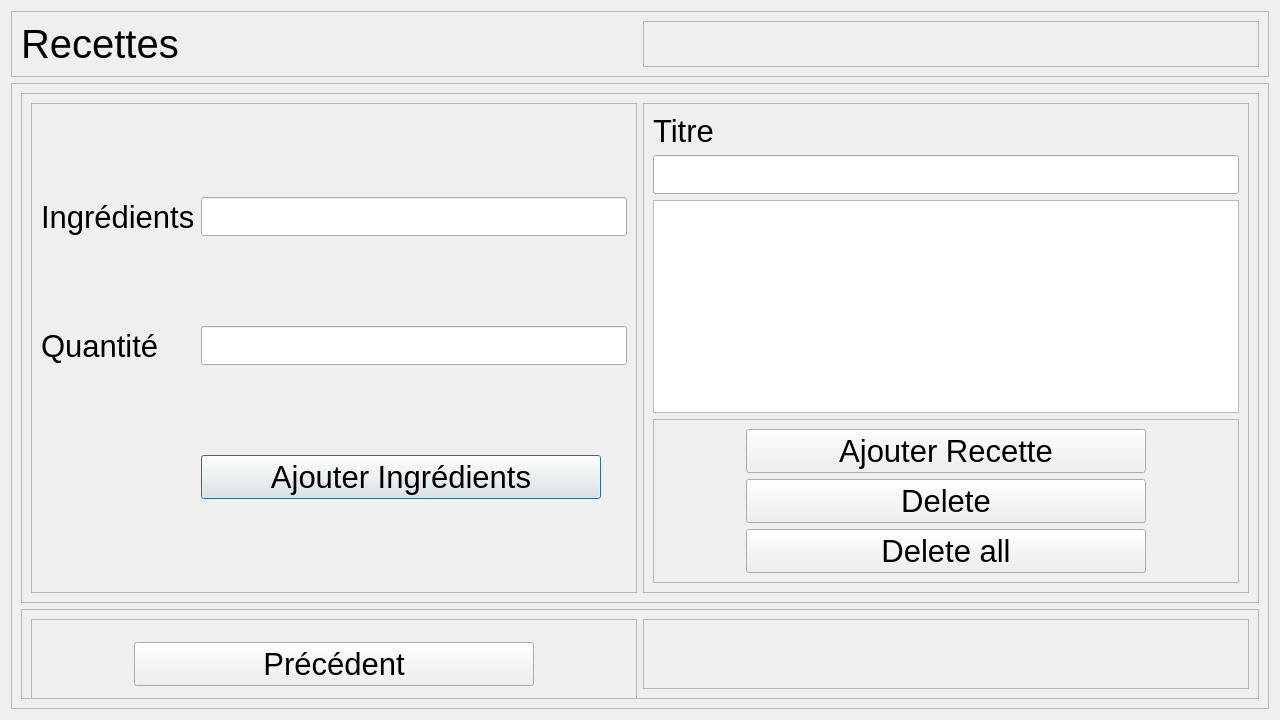
Before: the Qt Designer form Logiciel/pi_controller/HMI2/recette.ui in emilerenaud/BartendUS-GROS4, drawn with Qt 5.
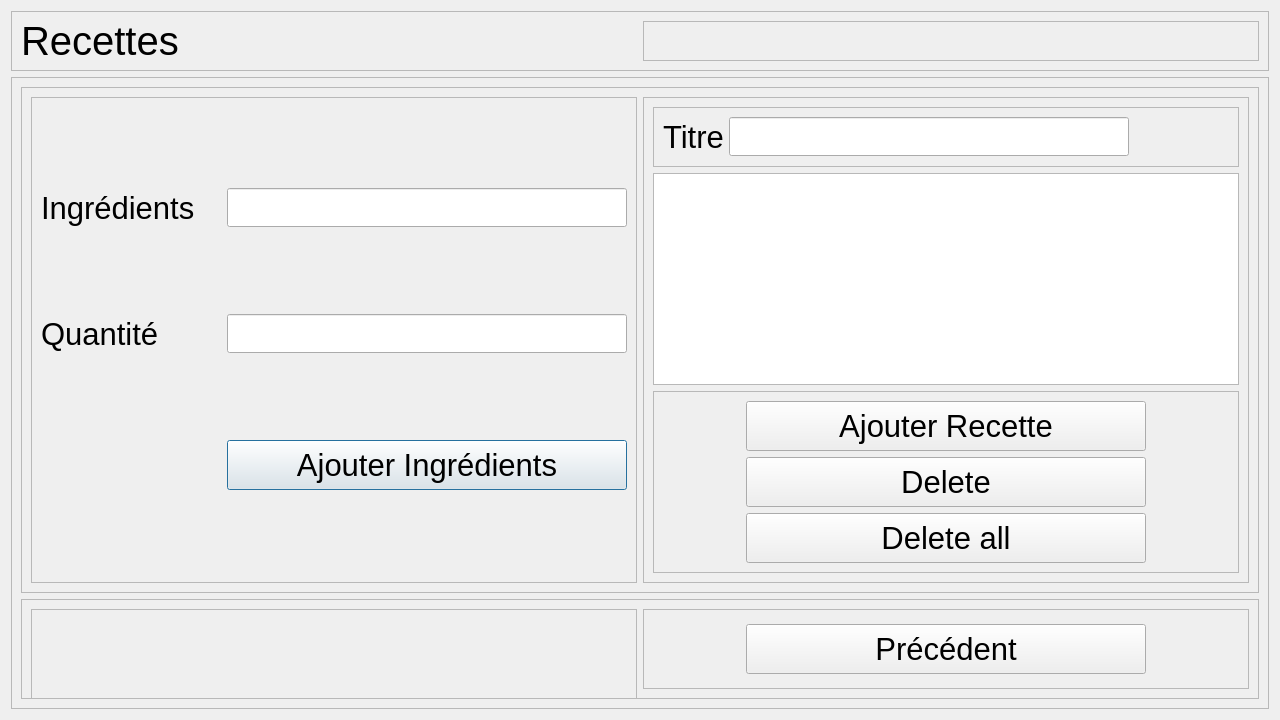
After: the same form once the commit is applied.

What changed in the file:
```diff
--- a/Logiciel/pi_controller/HMI2/recette.ui
+++ b/Logiciel/pi_controller/HMI2/recette.ui
@@ -31,7 +31,7 @@
      <property name="maximumSize">
       <size>
        <width>16777215</width>
-       <height>90</height>
+       <height>60</height>
       </size>
      </property>
      <property name="frameShape">
@@ -107,6 +107,12 @@
             </item>
             <item row="2" column="1">
              <widget class="QLineEdit" name="quantite_ligne">
+              <property name="maximumSize">
+               <size>
+                <width>400</width>
+                <height>16777215</height>
+               </size>
+              </property>
               <property name="font">
                <font>
                 <pointsize>20</pointsize>
@@ -116,6 +122,12 @@
             </item>
             <item row="1" column="1">
              <widget class="QLineEdit" name="alcool_ligne">
+              <property name="maximumSize">
+               <size>
+                <width>400</width>
+                <height>16777215</height>
+               </size>
+              </property>
               <property name="font">
                <font>
                 <pointsize>20</pointsize>
@@ -128,7 +140,7 @@
               <property name="maximumSize">
                <size>
                 <width>400</width>
-                <height>16777215</height>
+                <height>50</height>
                </size>
               </property>
               <property name="font">
@@ -166,24 +178,60 @@
            </property>
            <layout class="QVBoxLayout" name="verticalLayout_4">
             <item>
-             <widget class="QLabel" name="label_4">
-              <property name="font">
-               <font>
-                <pointsize>23</pointsize>
-               </font>
+             <widget class="QFrame" name="frame_7">
+              <property name="minimumSize">
+               <size>
+                <width>0</width>
+                <height>60</height>
+               </size>
               </property>
-              <property name="text">
-               <string>Titre</string>
+              <property name="frameShape">
+               <enum>QFrame::StyledPanel</enum>
               </property>
-             </widget>
-            </item>
-            <item>
-             <widget class="QLineEdit" name="titre_ligne">
-              <property name="font">
-               <font>
-                <pointsize>20</pointsize>
-               </font>
+              <property name="frameShadow">
+               <enum>QFrame::Raised</enum>
               </property>
+              <layout class="QHBoxLayout" name="horizontalLayout_4">
+               <item>
+                <widget class="QLabel" name="label_4">
+                 <property name="maximumSize">
+                  <size>
+                   <width>60</width>
+                   <height>16777215</height>
+                  </size>
+                 </property>
+                 <property name="font">
+                  <font>
+                   <pointsize>23</pointsize>
+                  </font>
+                 </property>
+                 <property name="text">
+                  <string>Titre</string>
+                 </property>
+                </widget>
+               </item>
+               <item alignment="Qt::AlignLeft">
+                <widget class="QLineEdit" name="lineEdit">
+                 <property name="minimumSize">
+                  <size>
+                   <width>400</width>
+                   <height>0</height>
+                  </size>
+                 </property>
+                 <property name="maximumSize">
+                  <size>
+                   <width>400</width>
+                   <height>16777215</height>
+                  </size>
+                 </property>
+                 <property name="font">
+                  <font>
+                   <pointsize>20</pointsize>
+                  </font>
+                 </property>
+                </widget>
+               </item>
+              </layout>
              </widget>
             </item>
             <item>
@@ -206,6 +254,18 @@
               <layout class="QGridLayout" name="gridLayout_3">
                <item row="2" column="2">
                 <widget class="QPushButton" name="delete_all">
+                 <property name="minimumSize">
+                  <size>
+                   <width>0</width>
+                   <height>50</height>
+                  </size>
+                 </property>
+                 <property name="maximumSize">
+                  <size>
+                   <width>16777215</width>
+                   <height>50</height>
+                  </size>
+                 </property>
                  <property name="font">
                   <font>
                    <pointsize>23</pointsize>
@@ -218,6 +278,12 @@
                </item>
                <item row="1" column="2">
                 <widget class="QPushButton" name="supprimer">
+                 <property name="minimumSize">
+                  <size>
+                   <width>0</width>
+                   <height>50</height>
+                  </size>
+                 </property>
                  <property name="font">
                   <font>
                    <pointsize>23</pointsize>
@@ -230,6 +296,12 @@
                </item>
                <item row="0" column="2">
                 <widget class="QPushButton" name="ajouter_recette">
+                 <property name="minimumSize">
+                  <size>
+                   <width>0</width>
+                   <height>50</height>
+                  </size>
+                 </property>
                  <property name="maximumSize">
                   <size>
                    <width>400</width>
@@ -260,7 +332,7 @@
         <property name="maximumSize">
          <size>
           <width>16777215</width>
-          <height>90</height>
+          <height>100</height>
          </size>
         </property>
         <property name="frameShape">
@@ -284,26 +356,7 @@
            <property name="frameShadow">
             <enum>QFrame::Raised</enum>
            </property>
-           <layout class="QGridLayout" name="gridLayout">
-            <item row="0" column="0">
-             <widget class="QPushButton" name="precedent">
-              <property name="maximumSize">
-               <size>
-                <width>400</width>
-                <height>16777215</height>
-               </size>
-              </property>
-              <property name="font">
-               <font>
-                <pointsize>23</pointsize>
-               </font>
-              </property>
-              <property name="text">
-               <string>Précédent</string>
-              </property>
-             </widget>
-            </item>
-           </layout>
+           <layout class="QGridLayout" name="gridLayout"/>
           </widget>
          </item>
          <item>
@@ -315,10 +368,27 @@
             <enum>QFrame::Raised</enum>
            </property>
            <layout class="QVBoxLayout" name="verticalLayout_3">
-            <item>
-             <widget class="QLabel" name="labelTest">
+            <item alignment="Qt::AlignHCenter">
+             <widget class="QPushButton" name="precedent">
+              <property name="minimumSize">
+               <size>
+                <width>400</width>
+                <height>50</height>
+               </size>
+              </property>
+              <property name="maximumSize">
+               <size>
+                <width>400</width>
+                <height>50</height>
+               </size>
+              </property>
+              <property name="font">
+               <font>
+                <pointsize>23</pointsize>
+               </font>
+              </property>
               <property name="text">
-               <string/>
+               <string>Précédent</string>
               </property>
              </widget>
             </item>
```
